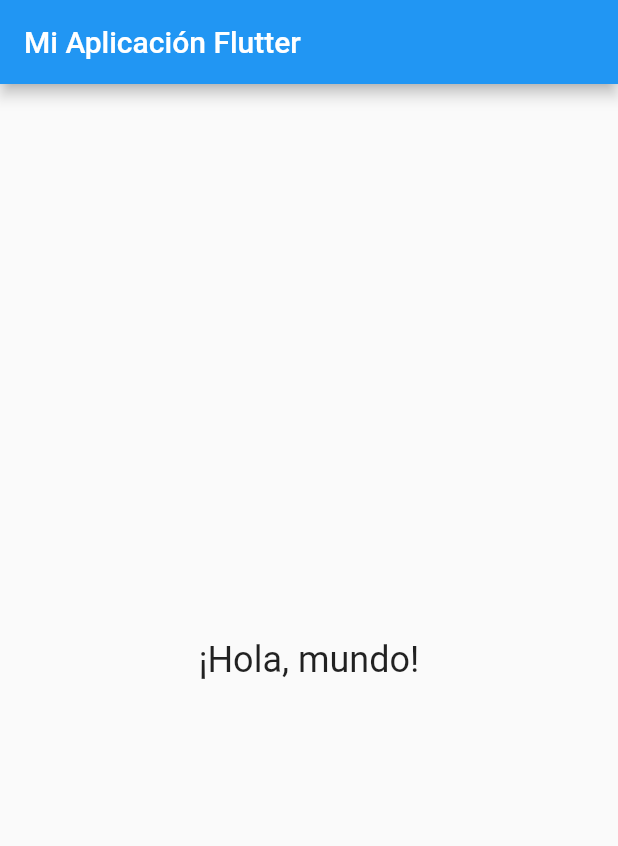
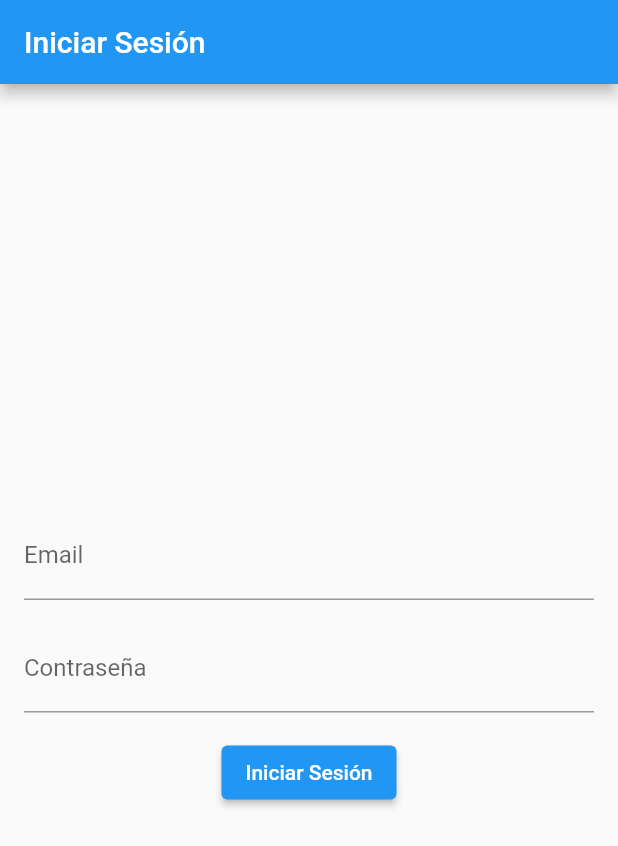
Before and after one commit to FrancaBruzzone/Obl_IHC_PruebasConFlutter, a Flutter app: the screen it shows after launch, on a phone screen of 412 x 824 dp. Shown: the top 846 px of the screen. Run offline on Flutter 3.47's test engine with Material 2 defaults, Android fonts, the phone set to English and light mode, and no system bars.

Commit message:
Pruebas varias - Ventana inicio de sesion - Ventana principal con tres tabs

```diff
--- /dev/null
+++ b/lib/entities/User.dart
@@ -0,0 +1,8 @@
+class User {
+  final String nombre;
+  final String apellido;
+  final String email;
+  final String contrasena;
+
+  User(this.nombre, this.apellido, this.email, this.contrasena);
+}
--- a/lib/main.dart
+++ b/lib/main.dart
@@ -1,32 +1,6 @@
 import 'package:flutter/material.dart';
+import 'views/app.dart';
 
 void main() {
-  runApp(MyApp());
+  runApp(App());
 }
-
-class MyApp extends StatelessWidget {
-  @override
-  Widget build(BuildContext context) {
-    return MaterialApp(
-      title: 'Mi Aplicación Flutter',
-      home: MyHomePage(),
-    );
-  }
-}
-
-class MyHomePage extends StatelessWidget {
-  @override
-  Widget build(BuildContext context) {
-    return Scaffold(
-      appBar: AppBar(
-        title: Text('Mi Aplicación Flutter'),
-      ),
-      body: Center(
-        child: Text(
-          '¡Hola, mundo!',
-          style: TextStyle(fontSize: 24),
-        ),
-      ),
-    );
-  }
-}
--- /dev/null
+++ b/lib/views/app.dart
@@ -0,0 +1,11 @@
+import 'package:flutter/material.dart';
+import 'login_page.dart';
+
+class App extends StatelessWidget {
+  @override
+  Widget build(BuildContext context) {
+    return MaterialApp(
+      home: LoginPage(),
+    );
+  }
+}
--- /dev/null
+++ b/lib/views/login_page.dart
@@ -0,0 +1,45 @@
+import 'package:flutter/material.dart';
+import 'package:obl_ihc_pruebasconflutter/views/home_page.dart';
+
+class LoginPage extends StatelessWidget {
+  @override
+  Widget build(BuildContext context) {
+    return Scaffold(
+      appBar: AppBar(
+        title: Text('Iniciar Sesión'),
+      ),
+      body: Padding(
+        padding: EdgeInsets.all(16.0),
+        child: Column(
+          mainAxisAlignment: MainAxisAlignment.center,
+          children: <Widget>[
+            TextField(
+              decoration: InputDecoration(
+                labelText: 'Email',
+              ),
+            ),
+            SizedBox(height: 16.0),
+            TextField(
+              obscureText: true, // Para ocultar la contraseña
+              decoration: InputDecoration(
+                labelText: 'Contraseña',
+              ),
+            ),
+            SizedBox(height: 16.0),
+            ElevatedButton(
+              onPressed: () {
+                // Navega a la página de inicio
+                Navigator.of(context).push(
+                  MaterialPageRoute(
+                    builder: (context) => HomePage(),
+                  ),
+                );
+              },
+              child: Text('Iniciar Sesión'),
+            ),
+          ],
+        ),
+      ),
+    );
+  }
+}
--- a/pubspec.yaml
+++ b/pubspec.yaml
@@ -62,6 +62,8 @@ flutter:
   # assets:
   #   - images/a_dot_burr.jpeg
   #   - images/a_dot_ham.jpeg
+  assets:
+    - images/huella_carbono.jpg
 
   # An image asset can refer to one or more resolution-specific "variants", see
   # https://flutter.dev/assets-and-images/#resolution-aware
```
Also changed, not shown: lib/views/articles_page.dart (added, +29 -0 lines), lib/views/home_page.dart (added, +53 -0 lines), lib/views/profile_page.dart (added, +31 -0 lines), lib/views/searchproduct_page.dart (added, +10 -0 lines), images/huella_carbono.jpg (added).
